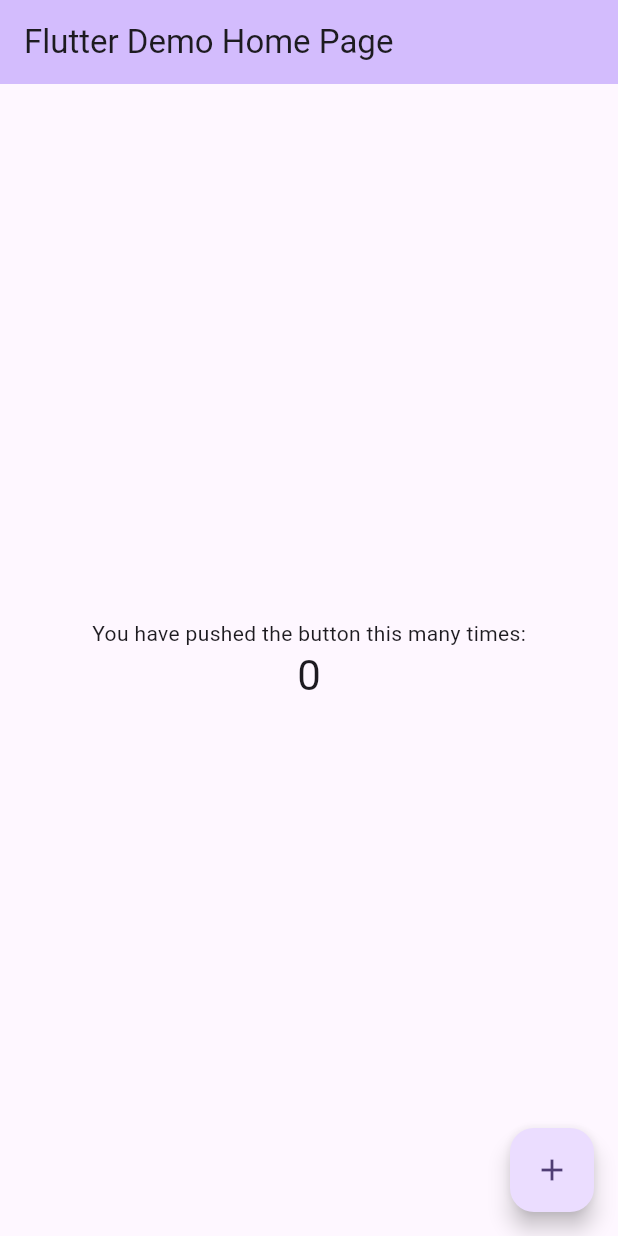
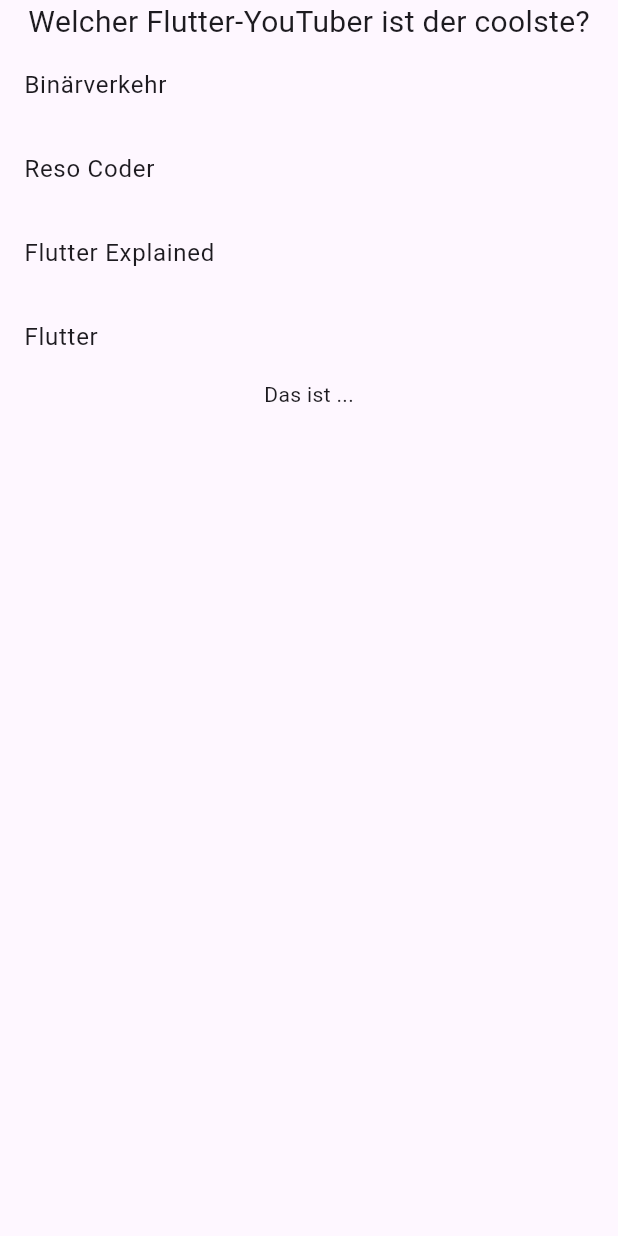
Before and after one commit to binaerverkehr/flutter_radio_demo, a Flutter app: the screen it shows after launch, on a phone screen of 412 x 824 dp. Run offline on Flutter 3.47's test engine with Material 3 defaults, Android fonts, the phone set to English and light mode, and no system bars.

```diff
--- a/lib/main.dart
+++ b/lib/main.dart
@@ -7,119 +7,47 @@ void main() {
 class MyApp extends StatelessWidget {
   const MyApp({super.key});
 
-  // This widget is the root of your application.
   @override
   Widget build(BuildContext context) {
     return MaterialApp(
-      title: 'Flutter Demo',
+      debugShowCheckedModeBanner: false,
+      title: 'Flutter Radio & RadioListTile Demo',
       theme: ThemeData(
-        // This is the theme of your application.
-        //
-        // TRY THIS: Try running your application with "flutter run". You'll see
-        // the application has a purple toolbar. Then, without quitting the app,
-        // try changing the seedColor in the colorScheme below to Colors.green
-        // and then invoke "hot reload" (save your changes or press the "hot
-        // reload" button in a Flutter-supported IDE, or press "r" if you used
-        // the command line to start the app).
-        //
-        // Notice that the counter didn't reset back to zero; the application
-        // state is not lost during the reload. To reset the state, use hot
-        // restart instead.
-        //
-        // This works for code too, not just values: Most code changes can be
-        // tested with just a hot reload.
         colorScheme: ColorScheme.fromSeed(seedColor: Colors.deepPurple),
         useMaterial3: true,
       ),
-      home: const MyHomePage(title: 'Flutter Demo Home Page'),
+      home: const DemoPage(),
     );
   }
 }
 
-class MyHomePage extends StatefulWidget {
-  const MyHomePage({super.key, required this.title});
-
-  // This widget is the home page of your application. It is stateful, meaning
-  // that it has a State object (defined below) that contains fields that affect
-  // how it looks.
-
-  // This class is the configuration for the state. It holds the values (in this
-  // case the title) provided by the parent (in this case the App widget) and
-  // used by the build method of the State. Fields in a Widget subclass are
-  // always marked "final".
-
-  final String title;
-
-  @override
-  State<MyHomePage> createState() => _MyHomePageState();
-}
-
-class _MyHomePageState extends State<MyHomePage> {
-  int _counter = 0;
-
-  void _incrementCounter() {
-    setState(() {
-      // This call to setState tells the Flutter framework that something has
-      // changed in this State, which causes it to rerun the build method below
-      // so that the display can reflect the updated values. If we changed
-      // _counter without calling setState(), then the build method would not be
-      // called again, and so nothing would appear to happen.
-      _counter++;
-    });
-  }
+class DemoPage extends StatelessWidget {
+  const DemoPage({super.key});
 
   @override
   Widget build(BuildContext context) {
-    // This method is rerun every time setState is called, for instance as done
-    // by the _incrementCounter method above.
-    //
-    // The Flutter framework has been optimized to make rerunning build methods
-    // fast, so that you can just rebuild anything that needs updating rather
-    // than having to individually change instances of widgets.
-    return Scaffold(
-      appBar: AppBar(
-        // TRY THIS: Try changing the color here to a specific color (to
-        // Colors.amber, perhaps?) and trigger a hot reload to see the AppBar
-        // change color while the other colors stay the same.
-        backgroundColor: Theme.of(context).colorScheme.inversePrimary,
-        // Here we take the value from the MyHomePage object that was created by
-        // the App.build method, and use it to set our appbar title.
-        title: Text(widget.title),
+    return const Scaffold(
+      body: Column(
+        children: [
+          Text(
+            "Welcher Flutter-YouTuber ist der coolste?",
+            style: TextStyle(fontSize: 20),
+          ),
+          ListTile(
+            title: Text('Binärverkehr'),
+          ),
+          ListTile(
+            title: Text('Reso Coder'),
+          ),
+          ListTile(
+            title: Text('Flutter Explained'),
+          ),
+          ListTile(
+            title: Text('Flutter'),
+          ),
+          Text("Das ist ...")
+        ],
       ),
-      body: Center(
-        // Center is a layout widget. It takes a single child and positions it
-        // in the middle of the parent.
-        child: Column(
-          // Column is also a layout widget. It takes a list of children and
-          // arranges them vertically. By default, it sizes itself to fit its
-          // children horizontally, and tries to be as tall as its parent.
-          //
-          // Column has various properties to control how it sizes itself and
-          // how it positions its children. Here we use mainAxisAlignment to
-          // center the children vertically; the main axis here is the vertical
-          // axis because Columns are vertical (the cross axis would be
-          // horizontal).
-          //
-          // TRY THIS: Invoke "debug painting" (choose the "Toggle Debug Paint"
-          // action in the IDE, or press "p" in the console), to see the
-          // wireframe for each widget.
-          mainAxisAlignment: MainAxisAlignment.center,
-          children: <Widget>[
-            const Text(
-              'You have pushed the button this many times:',
-            ),
-            Text(
-              '$_counter',
-              style: Theme.of(context).textTheme.headlineMedium,
-            ),
-          ],
-        ),
-      ),
-      floatingActionButton: FloatingActionButton(
-        onPressed: _incrementCounter,
-        tooltip: 'Increment',
-        child: const Icon(Icons.add),
-      ), // This trailing comma makes auto-formatting nicer for build methods.
     );
   }
 }
```
